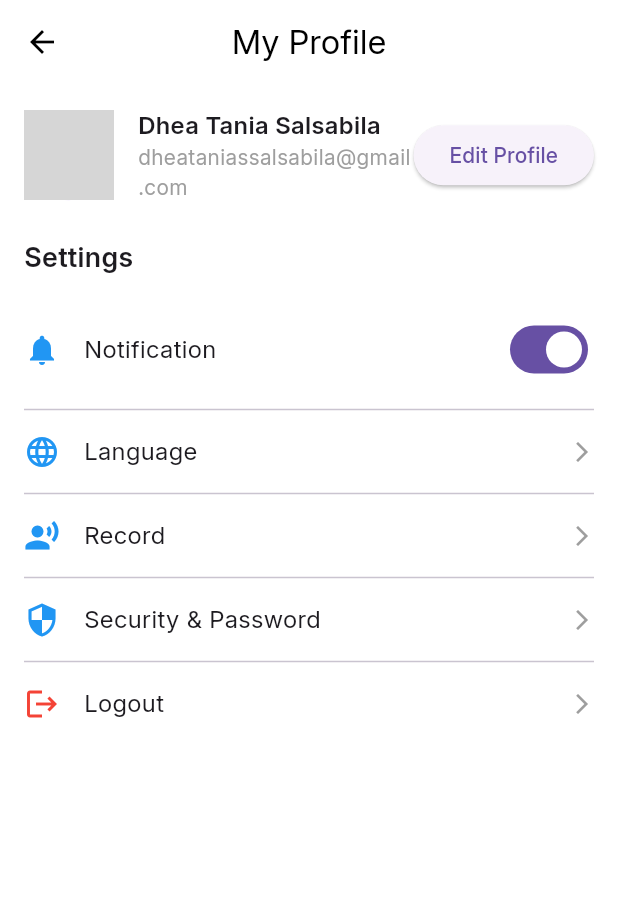
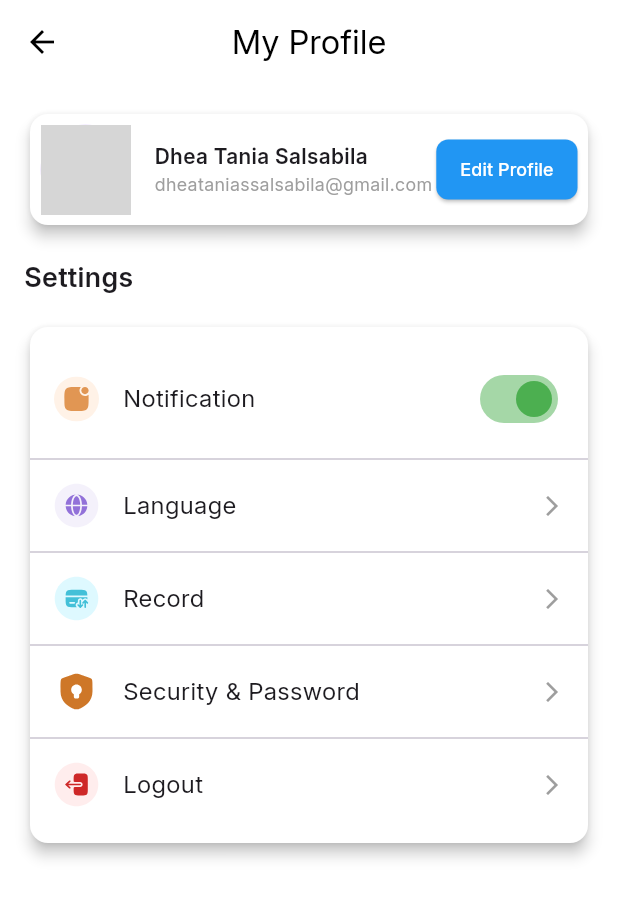
Before and after one commit to RivaldoPardede/Expenser-Mobile, a Flutter app: the MyProfilePage screen opened directly, on a phone screen of 412 x 824 dp. Shown: the top 898 px of the screen. Run offline on Flutter 3.47's test engine with Material 3 defaults, Android fonts, the phone set to English and light mode, and no system bars; our stand-ins replace cloud_firestore, firebase_auth, firebase_core, fl_chart, flutter_svg, google_sign_in and 1 more; missing offline and left inert: currency_picker, currency_textfield; accounts and stored records are empty; generated files the repository leaves out were written again; network calls fail; grey boxes are pictures that could not be loaded.

Commit message:
memperbaiki tampilan settings dengan memasukkan beberapa icon dan memperbaiki codingannya

```diff
--- a/lib/views/settings/language_dialog.dart
+++ b/lib/views/settings/language_dialog.dart
@@ -3,6 +3,7 @@ import 'package:flutter/material.dart';
 class LanguageDialog {
   static void showLanguageSelection(BuildContext context) {
     showModalBottomSheet(
+      backgroundColor: Colors.white,
       context: context,
       shape: RoundedRectangleBorder(
         borderRadius: BorderRadius.vertical(top: Radius.circular(20)),
--- a/lib/views/settings/record_page.dart
+++ b/lib/views/settings/record_page.dart
@@ -7,7 +7,9 @@ class RecordPage extends StatelessWidget {
   @override
   Widget build(BuildContext context) {
     return Scaffold(
+      backgroundColor: Colors.white,
       appBar: AppBar(
+        backgroundColor: Colors.white,
         leading: IconButton(
           icon: const Icon(Icons.arrow_back),
           onPressed: () {
--- a/lib/views/settings/record_popup.dart
+++ b/lib/views/settings/record_popup.dart
@@ -5,6 +5,7 @@ void showDeleteConfirmation(BuildContext context) {
     context: context,
     builder: (BuildContext context) {
       return AlertDialog(
+        backgroundColor: Colors.white,
         title: const Text('Are you sure?'),
         content: const Text('Do you really want to delete this record?'),
         actions: [
--- a/lib/views/settings/settings.dart
+++ b/lib/views/settings/settings.dart
@@ -1,4 +1,5 @@
 import 'package:flutter/material.dart';
+import 'package:flutter_svg/flutter_svg.dart';
 import 'language_dialog.dart'; // Pastikan file LanguageDialog sudah ada
 import 'record_page.dart'; // Pastikan file RecordPage sudah ada
 
@@ -41,7 +42,15 @@ class MyProfilePage extends StatelessWidget {
             crossAxisAlignment: CrossAxisAlignment.start,
             children: [
               // Profile Information
-              Row(
+              Card(
+                elevation: 4, // Tambahkan sedikit elevation untuk efek bayangan
+                shape: RoundedRectangleBorder(
+                  borderRadius: BorderRadius.circular(12),
+                ),
+                color: Colors.white,
+                child: Padding(
+                  padding: const EdgeInsets.all(7.0),
+                  child: Row(
                     children: [
                       const CircleAvatar(
                         radius: 30,
@@ -56,14 +65,14 @@ class MyProfilePage extends StatelessWidget {
                             Text(
                               'Dhea Tania Salsabila',
                               style: TextStyle(
-                            fontSize: 16,
+                                fontSize: 14,
                                 fontWeight: FontWeight.bold,
                               ),
                             ),
                             Text(
                               'dheataniassalsabila@gmail.com',
                               style: TextStyle(
-                            fontSize: 14,
+                                fontSize: 12,
                                 color: Colors.grey,
                               ),
                             ),
@@ -72,11 +81,23 @@ class MyProfilePage extends StatelessWidget {
                       ),
                       ElevatedButton(
                         onPressed: () {},
-                    child: const Text('Edit Profile'),
+                        child: const Text(
+                          'Edit Profile',
+                          style: TextStyle(fontSize: 12, color: Colors.white), // Mengubah ukuran teks
                         ),
+                        style: ElevatedButton.styleFrom(
+                          backgroundColor: Colors.blue, // Mengubah warna tombol menjadi biru
+                          padding: const EdgeInsets.symmetric(vertical: 8.0, horizontal: 16.0), // Mengatur ukuran tombol
+                          shape: RoundedRectangleBorder(
+                            borderRadius: BorderRadius.circular(8.0), // Menambahkan sudut membulat
+                          ),
+                        ),
+                      )
                     ],
                   ),
-              const SizedBox(height: 24),
+                ),
+              ),
+              const SizedBox(height: 18),
 
               // Settings Title
               const Text(
@@ -88,20 +109,41 @@ class MyProfilePage extends StatelessWidget {
               ),
               const SizedBox(height: 16),
 
-              // Settings Options
+              // Card containing all Settings Options
+              Card(
+                elevation: 4, // Elevation for the whole settings options card
+                shape: RoundedRectangleBorder(
+                  borderRadius: BorderRadius.circular(12),
+                ),
+                color: Colors.white, // Set the background color to white
+                child: Padding(
+                  padding: const EdgeInsets.symmetric(vertical: 16.0),
+                  child: Column(
+                    children: [
                       buildSettingsOption(
                         context,
-                icon: Icons.notifications,
+                        icon: SvgPicture.asset(
+                          'images/notification.svg', // Ganti dengan path gambar Anda
+                          width: 30,
+                          height: 30,
+                        ),
                         title: 'Notification',
                         trailing: Switch(
                           value: true,
-                  onChanged: (value) {},
+                          activeColor: Colors.green,
+                          onChanged: (value) {
+                            print('Notification toggled: $value');
+                          },
                         ),
                       ),
                       const Divider(),
                       buildSettingsOption(
                         context,
-                icon: Icons.language,
+                        icon: SvgPicture.asset(
+                          'images/language.svg', // Ganti dengan path gambar Anda
+                          width: 30,
+                          height: 30,
+                        ),
                         title: 'Language',
                         onTap: () {
                           // Tampilkan dialog pemilihan bahasa
@@ -111,7 +153,11 @@ class MyProfilePage extends StatelessWidget {
                       const Divider(),
                       buildSettingsOption(
                         context,
-                icon: Icons.record_voice_over,
+                        icon: SvgPicture.asset(
+                          'images/record.svg', // Ganti dengan path gambar Anda
+                          width: 30,
+                          height: 30,
+                        ),
                         title: 'Record',
                         onTap: () {
                           // Navigasi ke halaman RecordPage
@@ -124,15 +170,26 @@ class MyProfilePage extends StatelessWidget {
                       const Divider(),
                       buildSettingsOption(
                         context,
-                icon: Icons.security,
+                        icon: SvgPicture.asset(
+                          'images/Shield Keyhole.svg', // Ganti dengan path gambar Anda
+                          width: 30,
+                          height: 30,
+                        ),
                         title: 'Security & Password',
                       ),
                       const Divider(),
                       buildSettingsOption(
                         context,
-                icon: Icons.logout,
+                        icon: SvgPicture.asset(
+                          'images/logout.svg', // Ganti dengan path gambar Anda
+                          width: 30,
+                          height: 30,
+                        ),
                         title: 'Logout',
-                iconColor: Colors.red,
+                      ),
+                    ],
+                  ),
+                ),
               ),
             ],
           ),
@@ -143,24 +200,25 @@ class MyProfilePage extends StatelessWidget {
 
   Widget buildSettingsOption(
       BuildContext context, {
-    required IconData icon,
+        required Widget icon, // Ubah tipe menjadi Widget
         required String title,
         Widget? trailing,
-    Color iconColor = Colors.blue,
         VoidCallback? onTap,
       }) {
     return InkWell(
       onTap: onTap,
       child: Padding(
-        padding: const EdgeInsets.symmetric(vertical: 8.0),
+        padding: const EdgeInsets.symmetric(vertical: 8.0, horizontal: 16.0), // Padding setiap item
         child: Row(
+          mainAxisAlignment: MainAxisAlignment.start, // Mengubah alignment menjadi start (kiri)
           children: [
-            Icon(icon, color: iconColor),
+            icon,
             const SizedBox(width: 16),
             Expanded(
               child: Text(
                 title,
                 style: const TextStyle(fontSize: 16),
+                textAlign: TextAlign.left, // Menjadikan teks di kiri
               ),
             ),
             if (trailing != null) trailing,
```
Also changed, not shown: images/Rectangle 1657.svg (added). Lines whose indentation alone changed are shown as unchanged.
